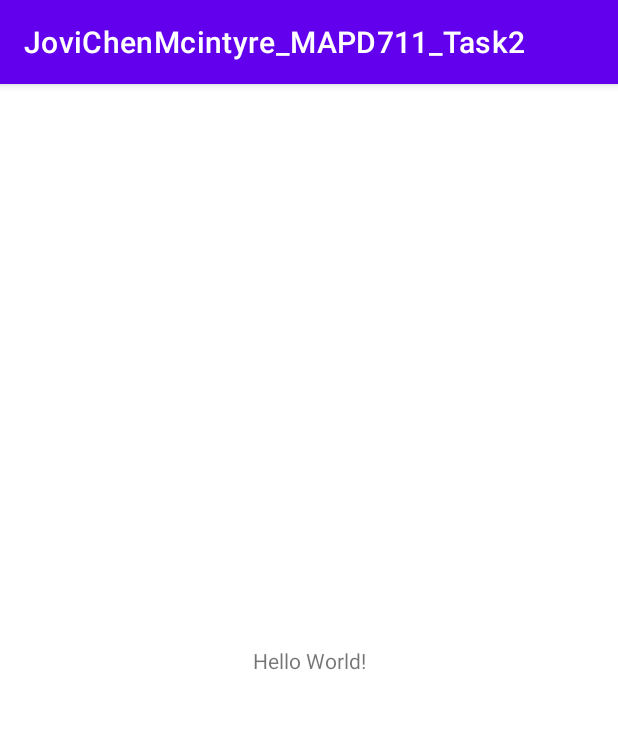
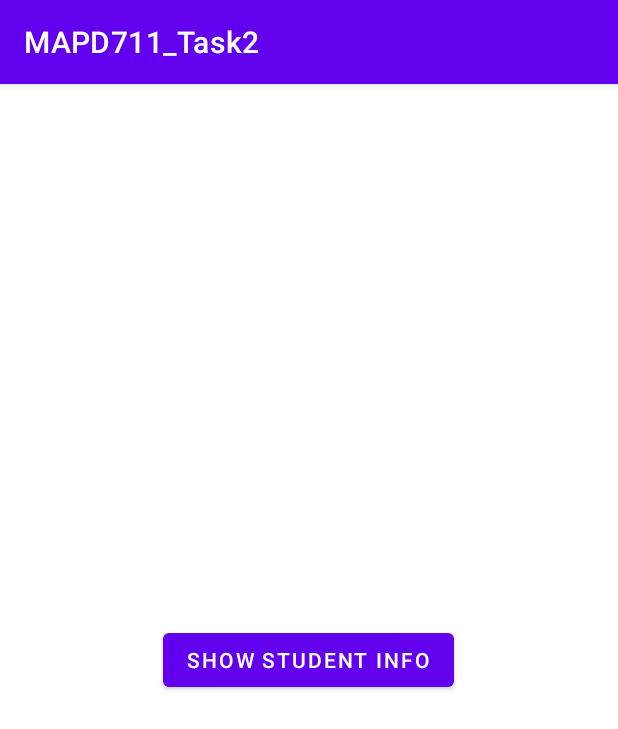
Before and after one commit to jovichenmcintyrecentenial/assignment_1_task_2, an Android app: the screen it shows after launch (MainActivity), on a phone screen of 412 x 824 dp. Shown: the top 729 px of the screen. Run offline under Robolectric (Android 15) with nearby library versions, the phone set to English and light mode, and no system bars.

Commit message:
complete assignment 2

```diff
--- a/app/src/main/AndroidManifest.xml
+++ b/app/src/main/AndroidManifest.xml
@@ -10,6 +10,9 @@
         android:supportsRtl="true"
         android:theme="@style/Theme.JoviChenMcintyre_MAPD711_Task2">
         <activity
+            android:name=".DisplayStudentInformation"
+            android:exported="false" />
+        <activity
             android:name=".MainActivity"
             android:exported="true">
             <intent-filter>
--- a/app/src/main/res/layout/activity_main.xml
+++ b/app/src/main/res/layout/activity_main.xml
@@ -1,18 +1,21 @@
 <?xml version="1.0" encoding="utf-8"?>
-<androidx.constraintlayout.widget.ConstraintLayout xmlns:android="http://schemas.android.com/apk/res/android"
-    xmlns:app="http://schemas.android.com/apk/res-auto"
+<LinearLayout
+    xmlns:android="http://schemas.android.com/apk/res/android"
     xmlns:tools="http://schemas.android.com/tools"
     android:layout_width="match_parent"
+    android:orientation="vertical"
     android:layout_height="match_parent"
+    android:layout_gravity="center"
+    android:gravity="center"
     tools:context=".MainActivity">
 
-    <TextView
+
+    <Button
+        android:id="@+id/button"
         android:layout_width="wrap_content"
+        android:layout_gravity="center"
+        android:gravity="center"
         android:layout_height="wrap_content"
-        android:text="Hello World!"
-        app:layout_constraintBottom_toBottomOf="parent"
-        app:layout_constraintLeft_toLeftOf="parent"
-        app:layout_constraintRight_toRightOf="parent"
-        app:layout_constraintTop_toTopOf="parent" />
-
-</androidx.constraintlayout.widget.ConstraintLayout>
+        android:onClick="showInfo"
+        android:text="@string/show_student_info" />
+</LinearLayout>
--- /dev/null
+++ b/app/src/main/res/values/dimens.xml
@@ -0,0 +1,5 @@
+<?xml version="1.0" encoding="utf-8"?>
+<resources>
+    <dimen name="padding">20dp</dimen>
+    <dimen name="displayInfoFont">20sp</dimen>
+</resources>
--- a/app/src/main/res/values/strings.xml
+++ b/app/src/main/res/values/strings.xml
@@ -1,3 +1,15 @@
 <resources>
-    <string name="app_name">JoviChenMcintyre_MAPD711_Task2</string>
+    <string name="app_name">MAPD711_Task2</string>
+    <string name="show_student_info">Show Student Info</string>
+    <string name="name">Jovi Chen Mcintyre</string>
+    <string name="address">2250 Homelands Drive Toronto, ON</string>
+    <string name="profession">Developer</string>
+    <string name="dream_job">Dream Job</string>
+    <string name="favourite_food">Favourite Food</string>
+    <string name="name_label">Name</string>
+    <string name="address_label">Address</string>
+    <string name="profession_label">Profession</string>
+    <string name="dream_job_label">Dream Job</string>
+    <string name="favourite_food_label">Favourite Food</string>
+
 </resources>
--- a/build.gradle
+++ b/build.gradle
@@ -6,8 +6,7 @@ buildscript {
     }
     dependencies {
         classpath "com.android.tools.build:gradle:7.0.3"
-        classpath "org.jetbrains.kotlin:kotlin-gradle-plugin:1.7.10"
-
+        classpath "org.jetbrains.kotlin:kotlin-gradle-plugin:1.5.20"
         // NOTE: Do not place your application dependencies here; they belong
         // in the individual module build.gradle files
     }
```
Also changed, not shown: app/build.gradle (+9 -8 lines), app/src/main/java/com/centennial/jovichenmcintyre_mapd711_task2/DisplayStudentInformation.kt (added, +34 -0 lines), app/src/main/java/com/centennial/jovichenmcintyre_mapd711_task2/MainActivity.kt (+15 -0 lines), app/src/main/res/layout/activity_display_student_information.xml (added, +19 -0 lines).
